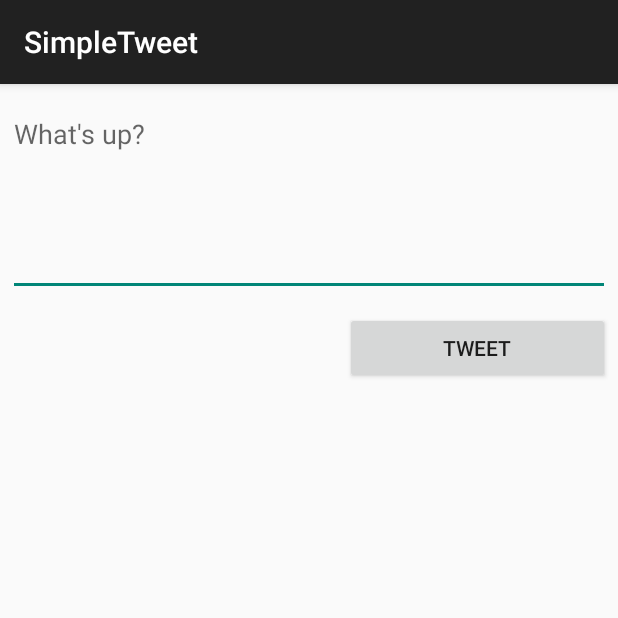
After one commit to mm16bn/Android_Twitter, an Android app: the ComposeActivity screen opened directly, with no data from a screen before it, on a phone screen of 412 x 824 dp, the top half of it. The commit adds this screen. Run offline under Robolectric (Android 15) with nearby library versions, the phone set to English and light mode, and no system bars; our stand-ins replace Room's generated code; libraries missing offline, so code that uses them is left out: com.codepath.asynchttpclient, com.facebook.stetho, org.parceler; 1 statement that could not run was skipped.

Commit message:
Second part

```diff
--- a/Downloads/SimpleTweet/app/build.gradle
+++ b/Downloads/SimpleTweet/app/build.gradle
@@ -51,4 +51,6 @@ dependencies {
     annotationProcessor "androidx.room:room-compiler:$room_version"
     implementation 'com.facebook.stetho:stetho:1.5.1'
     implementation 'androidx.swiperefreshlayout:swiperefreshlayout:1.0.0'
+    implementation 'org.parceler:parceler-api:1.1.12'
+    annotationProcessor 'org.parceler:parceler:1.1.12'
 }
--- a/Downloads/SimpleTweet/app/src/main/AndroidManifest.xml
+++ b/Downloads/SimpleTweet/app/src/main/AndroidManifest.xml
@@ -13,7 +13,8 @@
         android:icon="@drawable/ic_launcher"
         android:label="@string/app_name"
         android:theme="@style/AppTheme">
-        <activity android:name=".TimelineActivity"></activity>
+        <activity android:name=".models.ComposeActivity"></activity>
+        <activity android:name=".TimelineActivity" />
         <activity
             android:name=".LoginActivity"
             android:label="@string/app_name"
--- /dev/null
+++ b/Downloads/SimpleTweet/app/src/main/java/com/codepath/apps/restclienttemplate/models/ComposeActivity.java
@@ -0,0 +1,121 @@
+package com.codepath.apps.restclienttemplate.models;
+
+import androidx.appcompat.app.AppCompatActivity;
+
+import android.content.Intent;
+import android.graphics.Color;
+import android.os.Bundle;
+import android.text.Editable;
+import android.text.TextWatcher;
+import android.util.Log;
+import android.view.View;
+import android.widget.Button;
+import android.widget.EditText;
+import android.widget.TextView;
+import android.widget.Toast;
+
+import com.codepath.apps.restclienttemplate.R;
+import com.codepath.apps.restclienttemplate.TwitterApp;
+import com.codepath.apps.restclienttemplate.TwitterClient;
+import com.codepath.asynchttpclient.callback.JsonHttpResponseHandler;
+
+import org.json.JSONException;
+import org.parceler.Parcels;
+
+import okhttp3.Headers;
+
+public class ComposeActivity extends AppCompatActivity {
+
+    public static final int MAX_TWEET_LENGTH = 140;
+    public static final String TAG = "ComposeActivity";
+
+    EditText etCompose;
+    Button btnTweet;
+
+    TwitterClient client;
+    TextView charCount;
+
+    @Override
+    protected void onCreate(Bundle savedInstanceState) {
+        super.onCreate(savedInstanceState);
+
+        setContentView(R.layout.activity_compose);
+
+        etCompose = findViewById(R.id.etCompose);
+        btnTweet = findViewById(R.id.btnTweet);
+        charCount = findViewById(R.id.charCount);
+
+        client = TwitterApp.getRestClient(this);
+
+        etCompose.addTextChangedListener(new TextWatcher() {
+            @Override
+            public void onTextChanged(CharSequence s, int start, int before, int count) {
+                // Fires right as the text is being changed (even supplies the range of text)
+                int tweetLength = etCompose.getText().toString().length();
+//                int charsLeft = MAX_TWEET_LENGTH - tweetLength;
+                String charsLeftMessage = Integer.toString(tweetLength) + "/140";
+                charCount.setText(charsLeftMessage);
+            }
+
+            @Override
+            public void beforeTextChanged(CharSequence s, int start, int count,
+                                          int after) {
+                // Fires right before text is changing
+            }
+
+            @Override
+            public void afterTextChanged(Editable s) {
+                // Fires right after the text has changed
+            }
+        });
+
+        // Set click listener on button
+        btnTweet.setOnClickListener(new View.OnClickListener() {
+            @Override
+            public void onClick(View view) {
+                String tweetContent = etCompose.getText().toString();
+
+                if (tweetContent.isEmpty()){
+                    Toast.makeText(ComposeActivity.this, "Sorry, your tweet cannot be " +
+                            "empty.", Toast.LENGTH_LONG).show();
+                    return;
+                }
+
+                if (tweetContent.length() > MAX_TWEET_LENGTH) {
+                    Toast.makeText(ComposeActivity.this, "Sorry, your tweet cannot be " +
+                            "longer than 140 chars.", Toast.LENGTH_LONG).show();
+                    return;
+                }
+
+                Toast.makeText(ComposeActivity.this, tweetContent, Toast.LENGTH_LONG).show();
+
+                // Make an APi call to Twitter to publish tweet
+                client.publishTweet(tweetContent, new JsonHttpResponseHandler() {
+                    @Override
+                    public void onSuccess(int statusCode, Headers headers, JSON json) {
+                        Log.i(TAG, "onSuccess to publish tweet");
+                        try {
+                            Tweet tweet = Tweet.fromJson(json.jsonObject);
+                            Log.i(TAG, "Published tweet says: " + tweet.body);
+                            Intent intent = new Intent();
+                            intent.putExtra("tweet", Parcels.wrap(tweet));
+                            setResult(RESULT_OK, intent);
+                            finish();
+                        } catch (JSONException e) {
+                            e.printStackTrace();
+                        }
+                    }
+
+                    @Override
+                    public void onFailure(int statusCode, Headers headers, String response, Throwable throwable) {
+                        Log.e(TAG, "onFailure to publish tweet", throwable);
+                    }
+                });
+
+
+            }
+        });
+
+
+    }
+}
--- a/Downloads/SimpleTweet/app/src/main/java/com/codepath/apps/restclienttemplate/models/Tweet.java
+++ b/Downloads/SimpleTweet/app/src/main/java/com/codepath/apps/restclienttemplate/models/Tweet.java
@@ -5,15 +5,20 @@ import android.util.JsonReader;
 import org.json.JSONArray;
 import org.json.JSONException;
 import org.json.JSONObject;
+import org.parceler.Parcel;
 
 import java.util.ArrayList;
 import java.util.List;
 
+@Parcel
 public class Tweet {
 
     public String body;
     public String createdAt;
     public User user;
+
+    // empty constructor by Parcel library
+    public Tweet() {}
 
     public static Tweet fromJson(JSONObject jsonObject) throws JSONException {
         // build tweet using Json fields
--- a/Downloads/SimpleTweet/app/src/main/java/com/codepath/apps/restclienttemplate/models/User.java
+++ b/Downloads/SimpleTweet/app/src/main/java/com/codepath/apps/restclienttemplate/models/User.java
@@ -2,12 +2,16 @@ package com.codepath.apps.restclienttemplate.models;
 
 import org.json.JSONException;
 import org.json.JSONObject;
+import org.parceler.Parcel;
 
+@Parcel
 public class User {
 
     public String name;
     public String screenName;
     public String publicImageUrl;
+
+    public User() {}
 
     public static User fromJson(JSONObject jsonObject) throws JSONException {
         User user = new User();
--- /dev/null
+++ b/Downloads/SimpleTweet/app/src/main/res/layout/activity_compose.xml
@@ -0,0 +1,49 @@
+<?xml version="1.0" encoding="utf-8"?>
+<RelativeLayout xmlns:android="http://schemas.android.com/apk/res/android"
+    xmlns:app="http://schemas.android.com/apk/res-auto"
+    xmlns:tools="http://schemas.android.com/tools"
+    android:layout_width="match_parent"
+    android:layout_height="match_parent"
+    android:layout_marginTop="5dp"
+    tools:context=".models.ComposeActivity">
+
+    <EditText
+        android:id="@+id/etCompose"
+        android:layout_width="match_parent"
+        android:layout_height="wrap_content"
+        android:layout_marginStart="5dp"
+        android:layout_marginTop="5dp"
+        android:layout_marginEnd="5dp"
+        android:layout_marginBottom="5dp"
+        android:ems="10"
+        android:gravity="start|top"
+        android:hint="@string/what_s_up"
+        android:inputType="textMultiLine"
+        android:minLines="5" />
+
+    <Button
+        android:id="@+id/btnTweet"
+        android:layout_width="177dp"
+        android:layout_height="wrap_content"
+        android:layout_below="@+id/etCompose"
+        android:layout_alignParentEnd="true"
+        android:layout_marginStart="20dp"
+        android:layout_marginTop="5dp"
+        android:layout_marginEnd="5dp"
+        android:layout_toEndOf="@+id/charCount"
+        android:text="@string/tweet" />
+
+    <TextView
+        android:id="@+id/charCount"
+        android:layout_width="wrap_content"
+        android:layout_height="wrap_content"
+        android:layout_below="@+id/etCompose"
+        android:layout_alignParentStart="true"
+        android:layout_centerHorizontal="true"
+        android:layout_marginStart="210dp"
+        android:layout_marginTop="10dp"
+        android:textAlignment="center"
+        android:textSize="24sp"
+        tools:text="140" />
+
+</RelativeLayout>
--- a/Downloads/SimpleTweet/app/src/main/res/values/strings.xml
+++ b/Downloads/SimpleTweet/app/src/main/res/values/strings.xml
@@ -5,5 +5,7 @@
     <string name="login_label">Log in</string>
     <string name="intent_scheme">oauth</string>
     <string name="intent_host">cprest</string>
+    <string name="tweet">Tweet</string>
+    <string name="what_s_up">What\'s up?</string>
 
 </resources>
```
Also changed, not shown: Downloads/SimpleTweet/app/src/main/java/com/codepath/apps/restclienttemplate/TimelineActivity.java (+48 -0 lines), Downloads/SimpleTweet/app/src/main/java/com/codepath/apps/restclienttemplate/TwitterClient.java (+9 -0 lines), Downloads/SimpleTweet/app/src/main/res/menu/menu_main.xml (added, +10 -0 lines).
